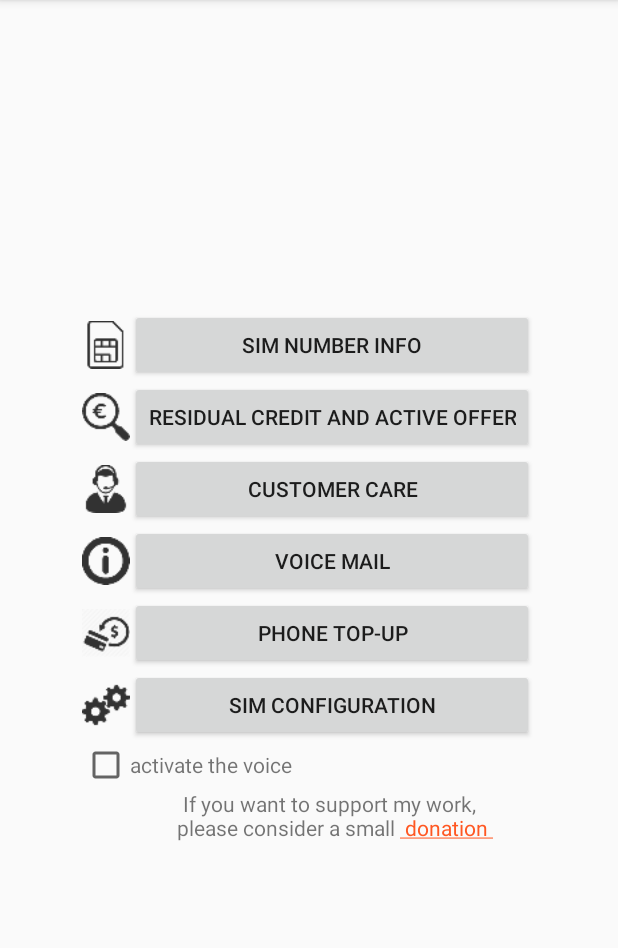
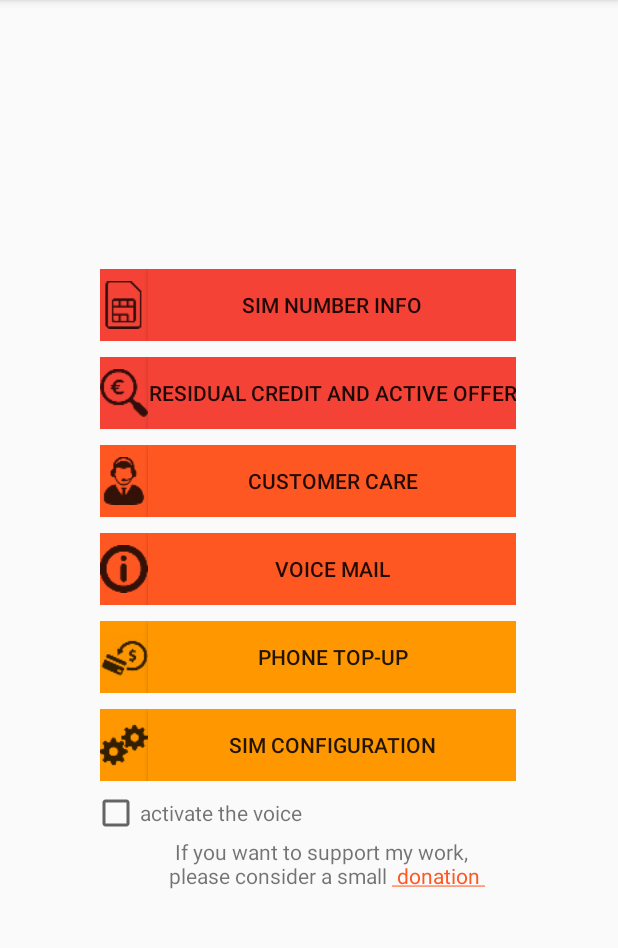
Before and after one commit to astasio/SimInfo, an Android app: the screen it shows after launch (MainActivity), on a phone screen of 412 x 824 dp, the part 84-1032 px from its top. Run offline under Robolectric (Android 15) with nearby library versions, the light colour scheme and no system bars.

```diff
--- a/app/src/main/res/layout/activity_main.xml
+++ b/app/src/main/res/layout/activity_main.xml
@@ -28,11 +28,13 @@
 
             <TableRow
                 android:layout_width="wrap_content"
-                android:layout_height="wrap_content">
+                android:layout_height="wrap_content"
+                android:padding="5dp">
 
                 <ImageView
                     android:layout_width="match_parent"
                     android:layout_height="match_parent"
+                    android:background="@color/colorPrimary"
                     android:contentDescription="@string/info_numero_sim"
                     app:srcCompat="@drawable/ic_action_sim" />
 
@@ -41,17 +43,20 @@
                     android:layout_width="wrap_content"
                     android:layout_height="wrap_content"
                     android:layout_marginTop="0dp"
+                    android:background="@color/colorPrimary"
                     android:text="@string/info_numero_sim"
                     tools:ignore="DuplicateSpeakableTextCheck,DuplicateSpeakableTextCheck" />
             </TableRow>
 
             <TableRow
                 android:layout_width="match_parent"
-                android:layout_height="match_parent">
+                android:layout_height="match_parent"
+                android:padding="5dp">
 
                 <ImageView
                     android:layout_width="match_parent"
                     android:layout_height="match_parent"
+                    android:background="@color/colorPrimary"
                     app:srcCompat="@drawable/ic_action_money" />
 
                 <Button
@@ -59,16 +64,19 @@
                     android:layout_width="match_parent"
                     android:layout_height="wrap_content"
                     android:layout_marginTop="0dp"
+                    android:background="@color/colorPrimary"
                     android:text="@string/credito_residuo_e_offerta_attiva" />
             </TableRow>
 
             <TableRow
                 android:layout_width="match_parent"
-                android:layout_height="match_parent">
+                android:layout_height="match_parent"
+                android:padding="5dp">
 
                 <ImageView
                     android:layout_width="match_parent"
                     android:layout_height="match_parent"
+                    android:background="@color/colorPrimaryDark"
                     app:srcCompat="@drawable/ic_action_customer" />
 
                 <Button
@@ -76,16 +84,19 @@
                     android:layout_width="match_parent"
                     android:layout_height="match_parent"
                     android:layout_marginTop="0dp"
+                    android:background="@color/colorPrimaryDark"
                     android:text="@string/button_services" />
             </TableRow>
 
             <TableRow
                 android:layout_width="match_parent"
-                android:layout_height="match_parent">
+                android:layout_height="match_parent"
+                android:padding="5dp">
 
                 <ImageView
                     android:layout_width="match_parent"
                     android:layout_height="match_parent"
+                    android:background="@color/colorPrimaryDark"
                     app:layout_constraintStart_toStartOf="parent"
                     app:srcCompat="@drawable/ic_action_info" />
 
@@ -94,16 +105,19 @@
                     android:layout_width="match_parent"
                     android:layout_height="match_parent"
                     android:layout_marginTop="0dp"
+                    android:background="@color/colorPrimaryDark"
                     android:text="@string/button_crediti" />
             </TableRow>
 
             <TableRow
                 android:layout_width="match_parent"
-                android:layout_height="match_parent">
+                android:layout_height="match_parent"
+                android:padding="5dp">
 
                 <ImageView
                     android:layout_width="match_parent"
                     android:layout_height="match_parent"
+                    android:background="@color/colorAccent"
                     app:layout_constraintStart_toStartOf="parent"
                     app:srcCompat="@drawable/ic_action_recharge" />
 
@@ -112,16 +126,19 @@
                     android:layout_width="match_parent"
                     android:layout_height="match_parent"
                     android:layout_marginTop="0dp"
+                    android:background="@color/colorAccent"
                     android:text="@string/button_ricarica" />
             </TableRow>
 
             <TableRow
                 android:layout_width="match_parent"
-                android:layout_height="match_parent">
+                android:layout_height="match_parent"
+                android:padding="5dp">
 
                 <ImageView
                     android:layout_width="match_parent"
                     android:layout_height="match_parent"
+                    android:background="@color/colorAccent"
                     app:layout_constraintStart_toStartOf="parent"
                     app:srcCompat="@drawable/ic_action_config" />
 
@@ -130,6 +147,7 @@
                     android:layout_width="match_parent"
                     android:layout_height="match_parent"
                     android:layout_marginTop="0dp"
+                    android:background="@color/colorAccent"
                     android:text="@string/button_config" />
             </TableRow>
 
```
